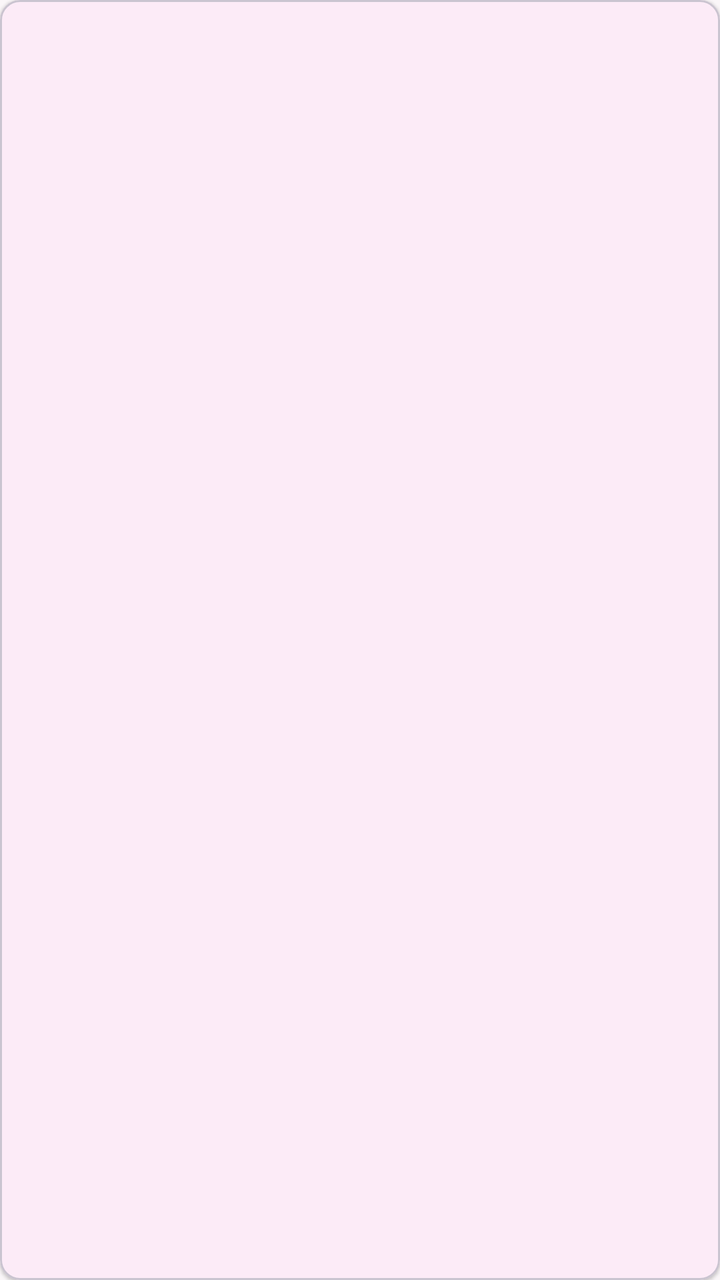
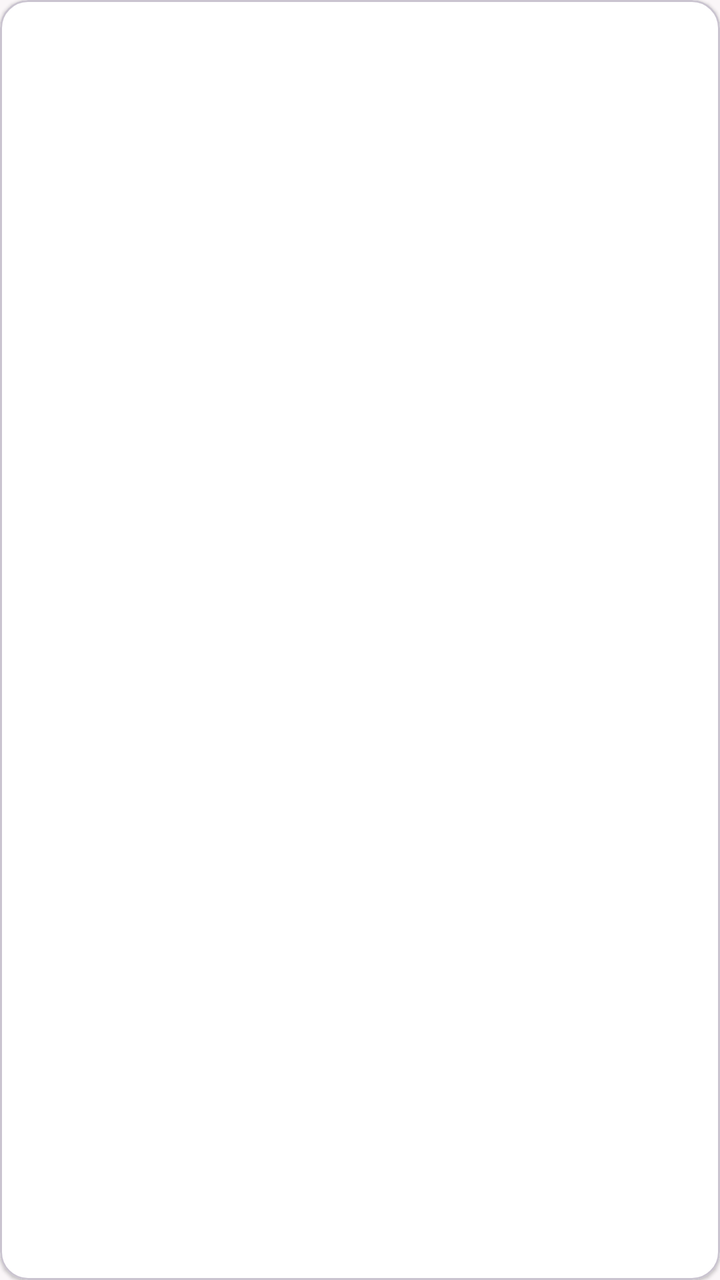

Two renders of the same Android screen: before a commit and after it. Below are the layout's source before the change and the commit's diff.
<!-- AndroidManifest.xml: application theme Theme.CampusMarket -->
<!-- res/layout/item_comment.xml -->
<?xml version="1.0" encoding="utf-8"?>
<com.google.android.material.card.MaterialCardView
    xmlns:android="http://schemas.android.com/apk/res/android"
    xmlns:app="http://schemas.android.com/apk/res-auto"
    android:layout_width="match_parent"
    android:layout_height="wrap_content"
    android:layout_marginVertical="4dp"
    app:cardCornerRadius="10dp"
    app:cardElevation="1dp">

    <LinearLayout
        android:layout_width="match_parent"
        android:layout_height="wrap_content"
        android:orientation="vertical"
        android:padding="10dp">

        <LinearLayout
            android:layout_width="match_parent"
            android:layout_height="wrap_content"
            android:gravity="center_vertical"
            android:orientation="horizontal">

            <TextView
                android:id="@+id/tvUser"
                android:layout_width="0dp"
                android:layout_height="wrap_content"
                android:layout_weight="1"
                android:textStyle="bold" />

            <TextView
                android:id="@+id/tvTime"
                android:layout_width="wrap_content"
                android:layout_height="wrap_content"
                android:textColor="@android:color/darker_gray"
                android:textSize="12sp" />
        </LinearLayout>

        <TextView
            android:id="@+id/tvContent"
            android:layout_width="match_parent"
            android:layout_height="wrap_content"
            android:layout_marginTop="4dp" />
    </LinearLayout>
</com.google.android.material.card.MaterialCardView>
<!-- resources referenced by this layout -->
<resources>
  <style name="Theme.CampusMarket" parent="Theme.Material3.DayNight.NoActionBar">
          <item name="colorPrimary">@color/primary</item>
          <item name="colorOnPrimary">@color/on_primary</item>
          <item name="colorPrimaryContainer">@color/primary_container</item>
          <item name="colorOnPrimaryContainer">@color/on_primary_container</item>
          <item name="android:statusBarColor">@color/primary_dark</item>
          <item name="android:navigationBarColor">@color/surface</item>
          <item name="android:windowBackground">@color/page_bg</item>
      </style>
  <color name="primary">#E91E63</color>
  <color name="on_primary">#FFFFFF</color>
  <color name="primary_container">#FCE4EC</color>
  <color name="on_primary_container">#880E4F</color>
  <color name="primary_dark">#C2185B</color>
  <color name="surface">#FFFFFF</color>
  <color name="page_bg">#FAF6F8</color>
</resources>

<!-- the commit's change to res/layout/item_comment.xml (unified diff, before → after) -->
@@ -5,14 +5,15 @@
     android:layout_width="match_parent"
     android:layout_height="wrap_content"
     android:layout_marginVertical="4dp"
-    app:cardCornerRadius="10dp"
+    app:cardBackgroundColor="@color/surface"
+    app:cardCornerRadius="14dp"
     app:cardElevation="1dp">
 
     <LinearLayout
         android:layout_width="match_parent"
         android:layout_height="wrap_content"
         android:orientation="vertical"
-        android:padding="10dp">
+        android:padding="12dp">
 
         <LinearLayout
             android:layout_width="match_parent"
@@ -25,13 +26,14 @@
                 android:layout_width="0dp"
                 android:layout_height="wrap_content"
                 android:layout_weight="1"
+                android:textColor="@color/primary_dark"
                 android:textStyle="bold" />
 
             <TextView
                 android:id="@+id/tvTime"
                 android:layout_width="wrap_content"
                 android:layout_height="wrap_content"
-                android:textColor="@android:color/darker_gray"
+                android:textColor="@color/text_secondary"
                 android:textSize="12sp" />
         </LinearLayout>
 
@@ -39,6 +41,8 @@
             android:id="@+id/tvContent"
             android:layout_width="match_parent"
             android:layout_height="wrap_content"
-            android:layout_marginTop="4dp" />
+            android:layout_marginTop="4dp"
+            android:lineSpacingExtra="2dp"
+            android:textColor="@color/text_primary" />
     </LinearLayout>
 </com.google.android.material.card.MaterialCardView>
<!-- resource entries referenced after the edit -->
@@ -15,6 +15,8 @@
   <color name="on_primary_container">#880E4F</color>
   <color name="primary_dark">#C2185B</color>
   <color name="surface">#FFFFFF</color>
+  <color name="text_primary">#26232A</color>
+  <color name="text_secondary">#8A8492</color>
   <color name="page_bg">#FAF6F8</color>
 </resources>
 
